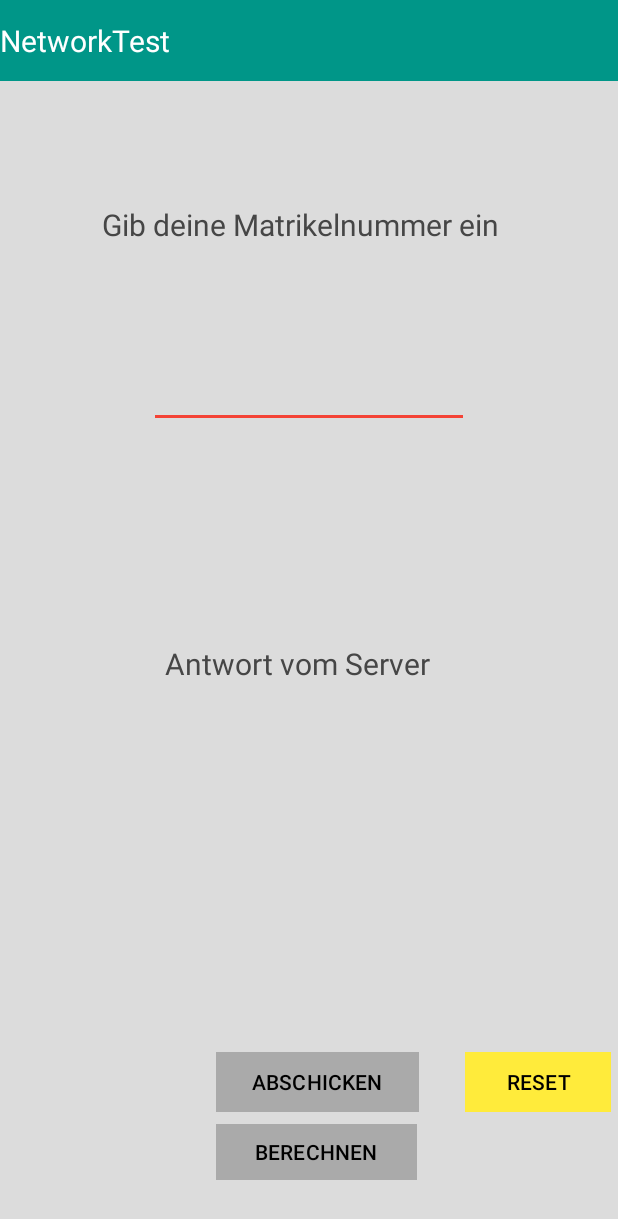
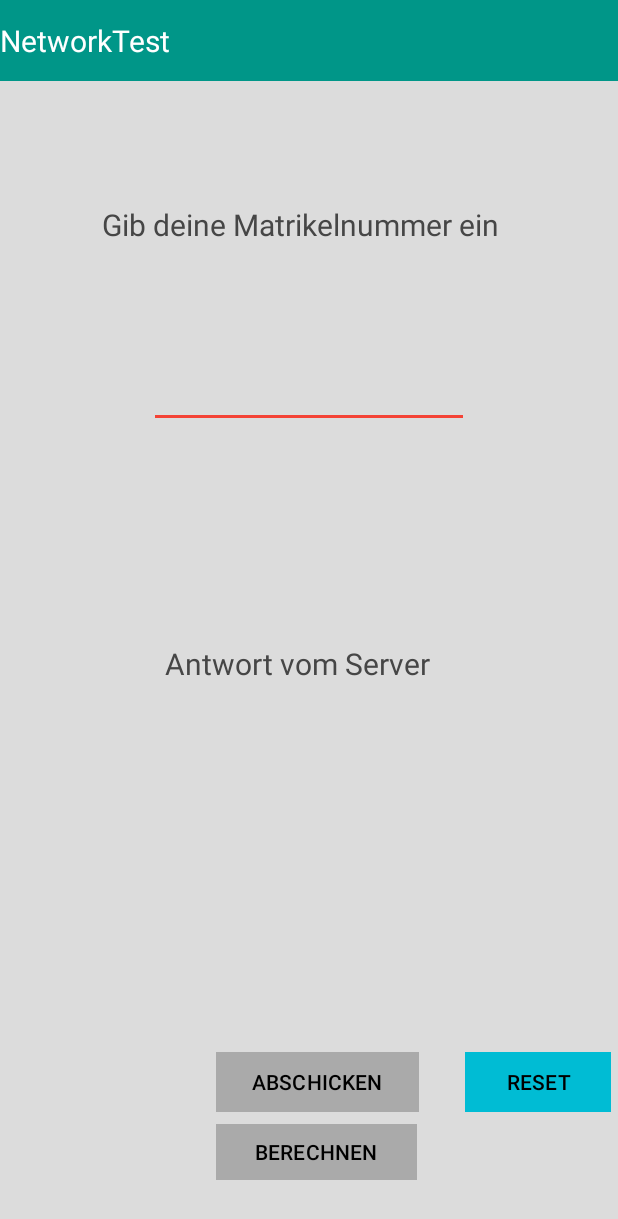
Before and after one commit to franzhaimburger/SE2Einzelphase, an Android app: the screen it shows after launch (MainActivity), on a phone screen of 412 x 824 dp. Shown: the top 1219 px of the screen. Run offline under Robolectric (Android 15) with nearby library versions, the phone set to English and light mode, and no system bars.

Commit message:
Farbe Rest Button geändert

```diff
--- a/app/src/main/res/layout/activity_main.xml
+++ b/app/src/main/res/layout/activity_main.xml
@@ -59,7 +59,7 @@
         android:layout_marginTop="52dp"
         android:layout_marginEnd="5dp"
         android:layout_marginBottom="78dp"
-        android:backgroundTint="#FFEB3B"
+        android:backgroundTint="#00BCD4"
         android:text="RESET"
         android:textColor="@color/black"
         app:cornerRadius="0dp"
```
